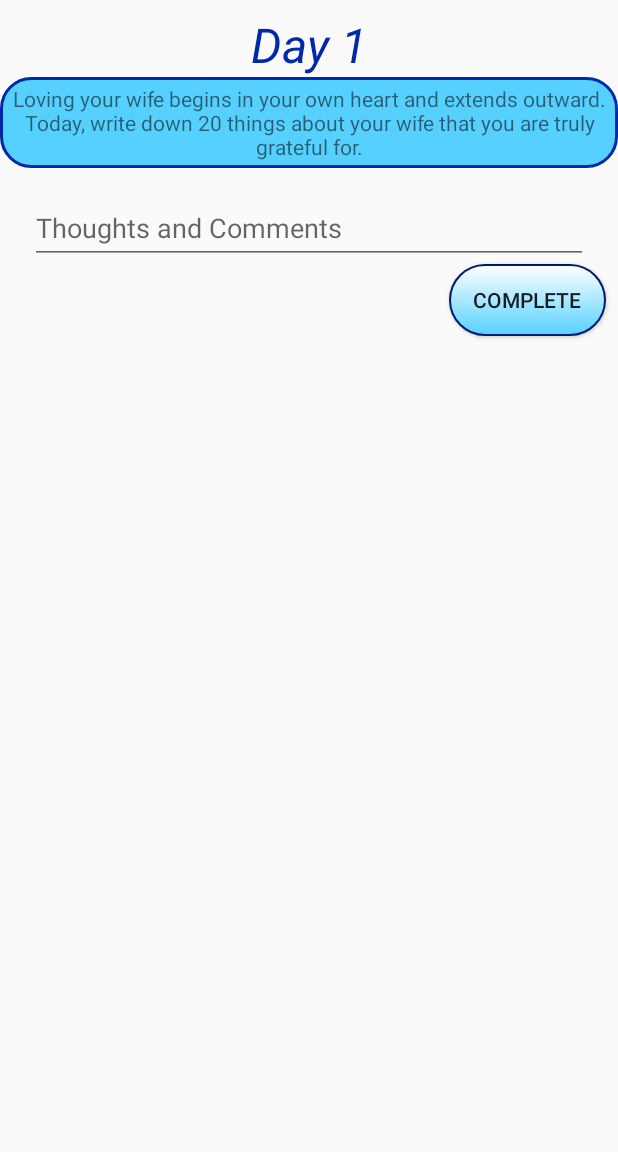
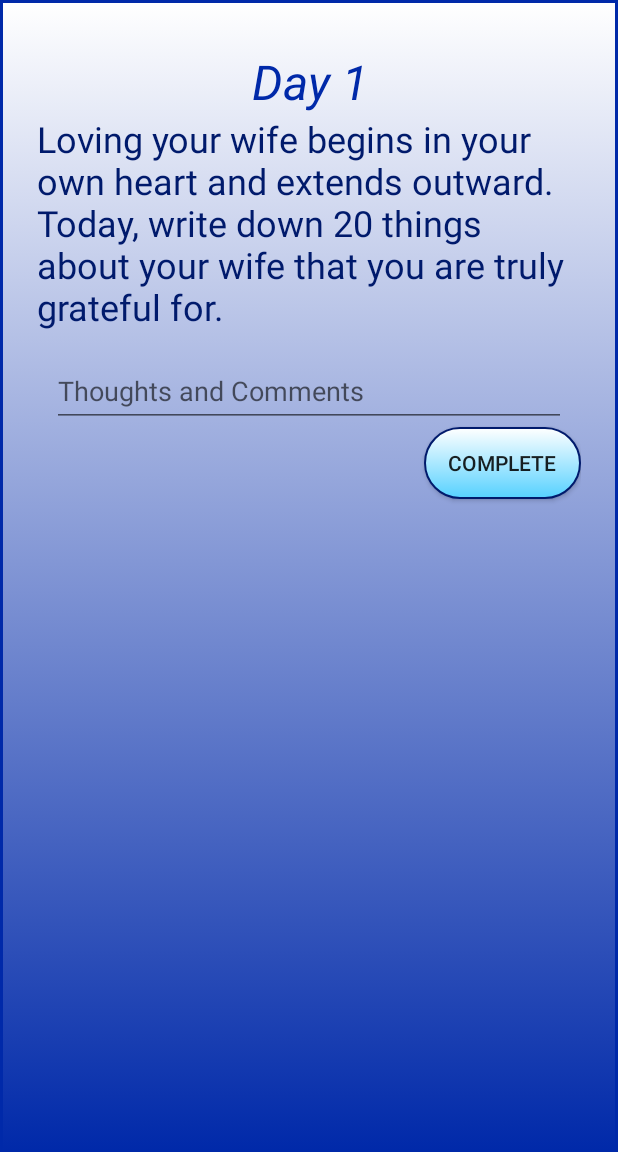
Before and after one commit to Jeffreyoboe1/LoveYourWife, an Android app: the screen it shows after launch (MainActivity), on a phone screen of 412 x 824 dp, the part 84-1236 px from its top. Run offline under Robolectric (Android 15) with nearby library versions, the phone set to English and light mode, and no system bars.

Commit message:
Fixed the button views, aligned views, created text background

```diff
--- a/app/src/main/res/drawable/textbackground.xml
+++ b/app/src/main/res/drawable/textbackground.xml
@@ -4,7 +4,8 @@
     <item>
         <shape android:shape="rectangle">
             <solid android:color="@color/lightBlue"/>
-            <corners android:radius="20dp"/>
+            <gradient android:endColor="@color/white" android:startColor="@color/colorPrimary" android:angle="90"/>
+
             <stroke android:color="@color/colorPrimary" android:width="2dp"/>
             <padding android:right="5dp" android:left="5dp" android:bottom="5dp" android:top="5dp"/>
 
--- a/app/src/main/res/layout/fragment_day.xml
+++ b/app/src/main/res/layout/fragment_day.xml
@@ -3,6 +3,7 @@
     xmlns:tools="http://schemas.android.com/tools"
     android:layout_width="match_parent"
     android:layout_height="match_parent"
+    android:background="@drawable/textbackground"
     tools:context="jeffpadgett.myapplication.Day">
 
 
@@ -12,12 +13,14 @@
             android:layout_width="match_parent"
             android:layout_height="wrap_content"
             android:focusable="true"
-            android:focusableInTouchMode="true">
+            android:focusableInTouchMode="true"
+            android:layout_margin="20sp"
+            >
 
 
             <TextView
                 android:id="@+id/tvDayNumber"
-                android:layout_width="wrap_content"
+                android:layout_width="match_parent"
                 android:layout_height="wrap_content"
                 android:layout_gravity="center_horizontal"
                 android:layout_marginBottom="8dp"
@@ -27,6 +30,7 @@
                 android:layout_marginStart="8dp"
                 android:layout_marginTop="8dp"
                 android:layout_centerHorizontal="true"
+                android:gravity="center_horizontal"
                 android:text="Day Number"
                 android:textColor="@color/colorPrimary"
                 android:textSize="32dp"
@@ -43,9 +47,10 @@
                 android:layout_height="wrap_content"
                 android:layout_marginBottom="8dp"
                 android:layout_below="@+id/tvDayNumber"
-                android:gravity="center_horizontal"
                 android:text="Description of this action of love."
-                android:background="@drawable/textbackground"
+                android:textSize="24dp"
+                android:textColor="@color/colorPrimaryDark"
+
                 app:layout_constraintLeft_toLeftOf="parent"
                 app:layout_constraintRight_toRightOf="parent"
                 app:layout_constraintTop_toBottomOf="@id/tvDayNumber"
@@ -70,8 +75,8 @@
                 android:layout_width="match_parent"
                 android:layout_height="wrap_content"
                 android:layout_marginTop="8dp"
-                android:paddingLeft="20sp"
-                android:paddingRight="20sp"
+                android:paddingLeft="10sp"
+                android:paddingRight="10sp"
                 app:layout_constraintLeft_toLeftOf="parent"
                 app:layout_constraintRight_toRightOf="parent"
                 app:layout_constraintTop_toBottomOf="@+id/textView1">
@@ -93,8 +98,7 @@
                     android:layout_alignParentBottom="true"
                     android:layout_gravity="end"
                     android:layout_marginBottom="8dp"
-                    android:layout_marginEnd="8dp"
-                    android:layout_marginRight="8dp"
+
                     android:background="@drawable/button"
                     android:paddingLeft="16sp"
                     android:paddingRight="16sp"
```
